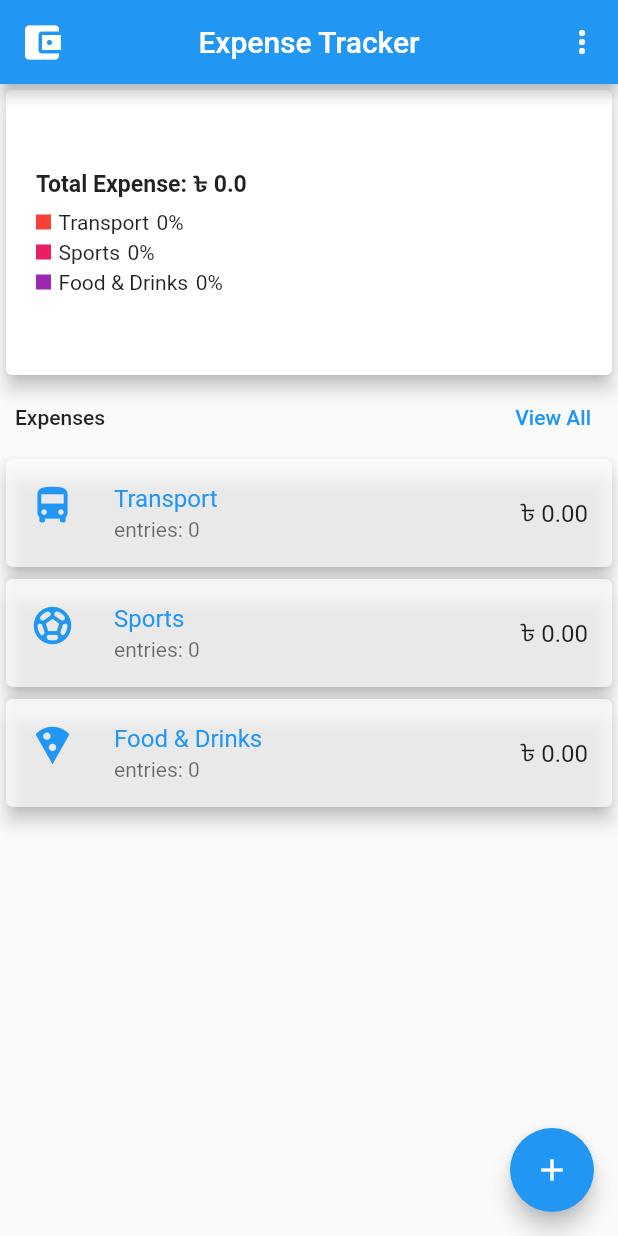
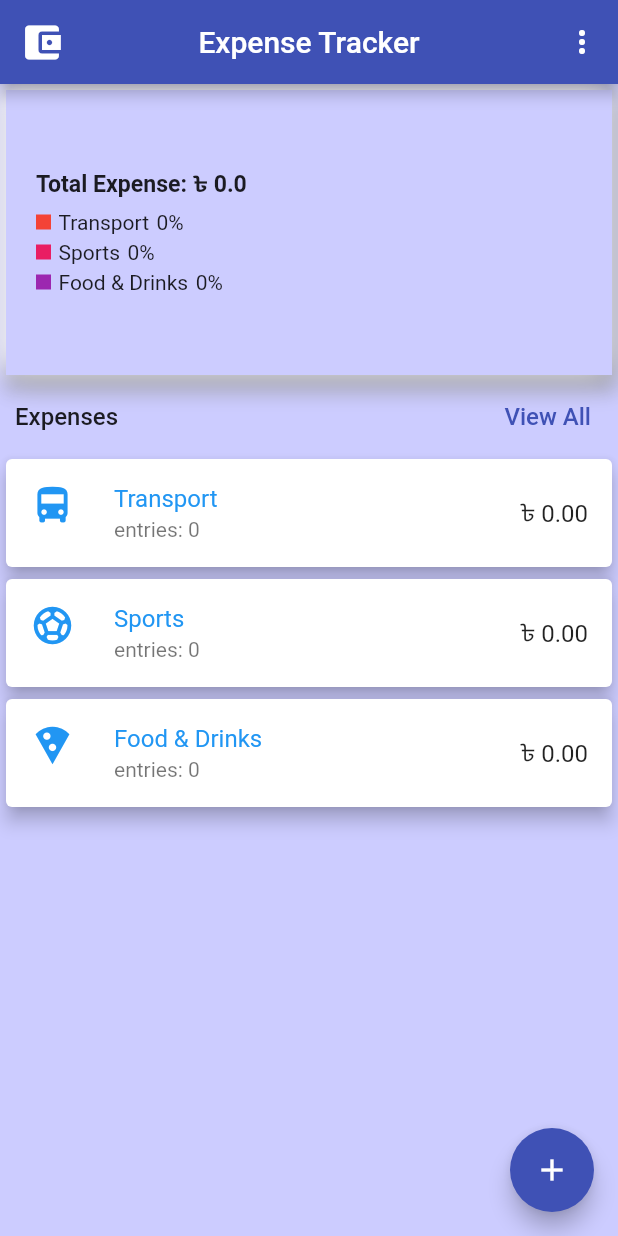
Before and after one commit to F-Reza/Expense_Tracker_App, a Flutter app: the screen it shows after launch, on a phone screen of 412 x 824 dp. Run offline on Flutter 3.47's test engine with Material 2 defaults, Android fonts, the phone set to English and light mode, and no system bars; drawn by our look-alikes of fl_chart; our stand-ins replace sqflite; accounts and stored records are empty.

Commit message:
UI Update

```diff
--- /dev/null
+++ b/lib/constants/colors.dart
@@ -0,0 +1,10 @@
+import 'package:flutter/material.dart';
+
+List colors = [
+  const Color(0xFFF50057),
+  const Color(0xFFC6FF00),
+  const Color(0xFF26A69A),
+  const Color(0xFF03A9F4),
+  const Color(0xFF9C27B0),
+  const Color(0xFFFFC107),
+];
--- a/lib/main.dart
+++ b/lib/main.dart
@@ -26,7 +26,7 @@ class MyApp extends StatelessWidget {
       theme: ThemeData(
         //colorScheme: ColorScheme.fromSeed(seedColor: Colors.deepPurple),
         //useMaterial3: true,
-        primarySwatch: Colors.blue,
+        primarySwatch: Colors.indigo,
       ),
       initialRoute: HomePage.routeName,
       routes: {
--- a/lib/pages/all_expenses.dart
+++ b/lib/pages/all_expenses.dart
@@ -13,6 +13,7 @@ class _AllExpenseState extends State<AllExpense> {
   @override
   Widget build(BuildContext context) {
     return Scaffold(
+      backgroundColor: const Color(0xFFCCCCFF),
       appBar: AppBar(
         title: const Text('All Expenses'),
       ),
--- a/lib/pages/expens_page.dart
+++ b/lib/pages/expens_page.dart
@@ -12,6 +12,7 @@ class ExpensePage extends StatelessWidget {
   Widget build(BuildContext context) {
     var category = expenseCategory!.title;
     return Scaffold(
+      backgroundColor: const Color(0xFFCCCCFF),
       appBar: AppBar(
         title: Text(category),
       ),
--- a/lib/pages/home_page.dart
+++ b/lib/pages/home_page.dart
@@ -11,6 +11,7 @@ class HomePage extends StatelessWidget {
   @override
   Widget build(BuildContext context) {
     return Scaffold(
+      backgroundColor: const Color(0xFFCCCCFF),
       appBar: AppBar(
         title: const Text('Expense Tracker'),
         centerTitle: true,
--- a/lib/widgets/all_expenses_screen/all_expense_list.dart
+++ b/lib/widgets/all_expenses_screen/all_expense_list.dart
@@ -3,6 +3,7 @@ import 'package:expense_tracker_app/models/expense_model.dart';
 import 'package:flutter/material.dart';
 import 'package:intl/intl.dart';
 import 'package:provider/provider.dart';
+import '../../constants/colors.dart';
 import '../../provider/expense_provider.dart';
 
 class AllExpensesList extends StatelessWidget {
@@ -17,6 +18,7 @@ class AllExpensesList extends StatelessWidget {
           itemCount: expList.length,
           itemBuilder: (context, i) => Card(
             elevation: 3,
+            color: const Color(0xFFE8EAFE),
             child: Dismissible(
               key: ValueKey(expList[i].id),
               direction: DismissDirection.endToStart,
--- a/lib/widgets/category_screen/category_fetcher.dart
+++ b/lib/widgets/category_screen/category_fetcher.dart
@@ -40,12 +40,28 @@ class _CategoryFetcherState extends State<CategoryFetcher> {
             } else {
               return Column(
                 children: [
-                  const Card(
+                  Card(
                     elevation: 5,
-                    color: Colors.white,
-                    child: SizedBox(
+                    child: Container(
+                      decoration: BoxDecoration(
+                          color: const Color(0xFFCCCCFF),
+                          boxShadow: [
+                            BoxShadow(
+                                color: Colors.grey.shade500,
+                                offset: const Offset(4, 4),
+                                blurRadius: 15,
+                                spreadRadius: 1
+                            ),
+                            const BoxShadow(
+                                color: Colors.white,
+                                offset: Offset(-4, -4),
+                                blurRadius: 15,
+                                spreadRadius: 1
+                            ),
+                          ]
+                      ),
                       height: 190,
-                      child: TotalChart(),
+                      child: const TotalChart(),
                     ),
                   ),
                   Padding(
@@ -54,11 +70,11 @@ class _CategoryFetcherState extends State<CategoryFetcher> {
                       mainAxisAlignment: MainAxisAlignment.spaceBetween,
                       children: [
                         const Text('Expenses',
-                          style: TextStyle(fontWeight: FontWeight.w500),),
+                          style: TextStyle(fontWeight: FontWeight.w500,fontSize: 16),),
                         TextButton(onPressed: () {
                           Navigator.pushNamed(context, AllExpense.routeName);
                         }, child: const Text('View All',
-                          style: TextStyle(fontWeight: FontWeight.w500),),
+                          style: TextStyle(fontWeight: FontWeight.w500,fontSize: 16),),
                         ),
                       ],
                     ),
--- a/lib/widgets/category_screen/category_list.dart
+++ b/lib/widgets/category_screen/category_list.dart
@@ -1,6 +1,6 @@
 import 'package:flutter/material.dart';
 import 'package:provider/provider.dart';
-
+import '../../constants/colors.dart';
 import '../../pages/expens_page.dart';
 import '../../provider/expense_provider.dart';
 
@@ -20,7 +20,7 @@ class CategoryList extends StatelessWidget {
             final model = catList[i];
             return Card(
               elevation: 5,
-              color: Colors.white70,
+              //color: colors[i],
               child: ListTile(
                 onTap: () {
                   Navigator.push(context,
```
Also changed, not shown: lib/widgets/all_expenses_screen/search_expense.dart (+7 -2 lines), lib/widgets/expense_screen/expense_fetcher.dart (+18 -3 lines), Screenshot.png (added), SnapShot/Screenshot_20230619_002054.png (added), SnapShot/Screenshot_20230619_002324.png (added), SnapShot/Screenshot_20230619_002344.png (added), SnapShot/Screenshot_20230619_002411.png (added), SnapShot/Screenshot_20230619_002419.png (added), SnapShot/Untitled-1.png (added).
